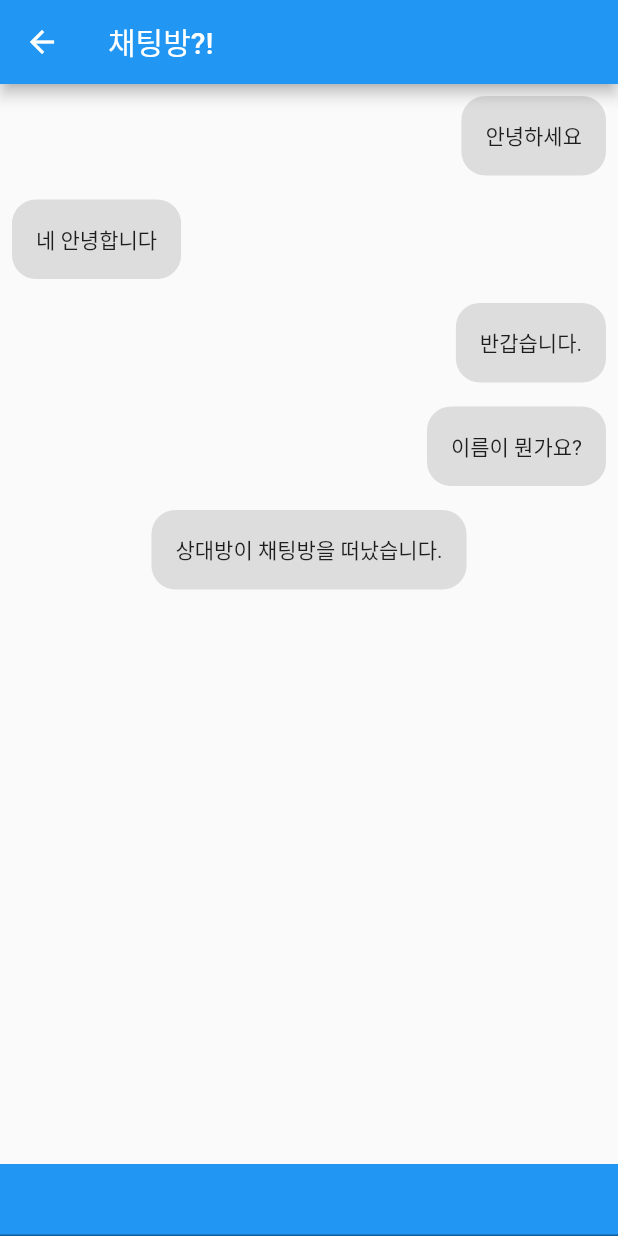
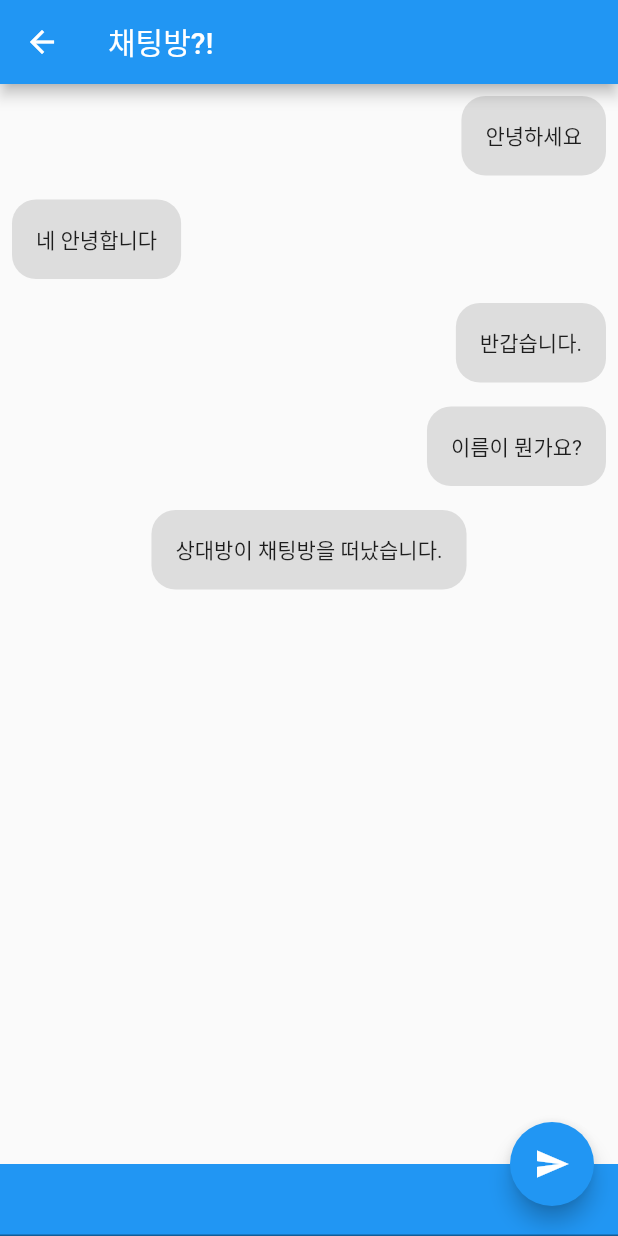
Before and after one commit to hsh2001/flutter-node-chat-app-exam, a Flutter app: the ChatScreen screen opened directly, on a phone screen of 412 x 824 dp. Run offline on Flutter 3.47's test engine with Material 2 defaults, Android fonts, the phone set to English and light mode, and no system bars; our stand-ins replace get.

Commit message:
전송 버튼 추가

```diff
--- a/client/lib/screen/chat_screen.dart
+++ b/client/lib/screen/chat_screen.dart
@@ -30,19 +30,35 @@ class ChatItem extends StatelessWidget {
   }
 }
 
-class ChatScreen extends StatelessWidget {
+class ChatScreen extends StatefulWidget {
   const ChatScreen({Key? key}) : super(key: key);
+
+  @override
+  _ChatScreenState createState() => _ChatScreenState();
+}
+
+class _ChatScreenState extends State<ChatScreen> {
+  final _textEditingController = TextEditingController();
 
   @override
   Widget build(BuildContext context) {
     return Scaffold(
+      floatingActionButton: FloatingActionButton(
+        onPressed: () {
+          print(_textEditingController.text);
+          _textEditingController.text = '';
+        },
+        child: const Icon(Icons.send),
+      ),
       appBar: AppBar(
         title: const Text('채팅방?!'),
       ),
       bottomSheet: Container(
         color: Colors.blue,
         child: Container(
-          child: const TextField(),
+          child: TextField(
+            controller: _textEditingController,
+          ),
           padding: EdgeInsets.only(
             bottom: Get.mediaQuery.padding.bottom,
           ),
```
